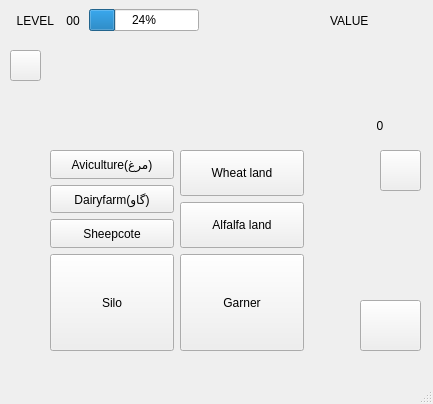
Qt form mainwindow.ui (slotfi909/heyDay) before a commit.
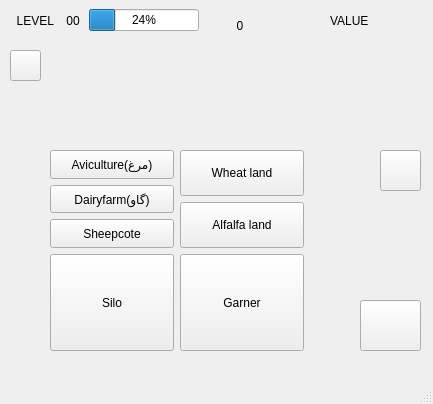
The same form after that commit.

```diff
--- a/mainwindow.ui
+++ b/mainwindow.ui
@@ -236,8 +236,8 @@
    <widget class="QLabel" name="label_5">
     <property name="geometry">
      <rect>
-      <x>370</x>
-      <y>110</y>
+      <x>230</x>
+      <y>10</y>
       <width>41</width>
       <height>31</height>
      </rect>
```
